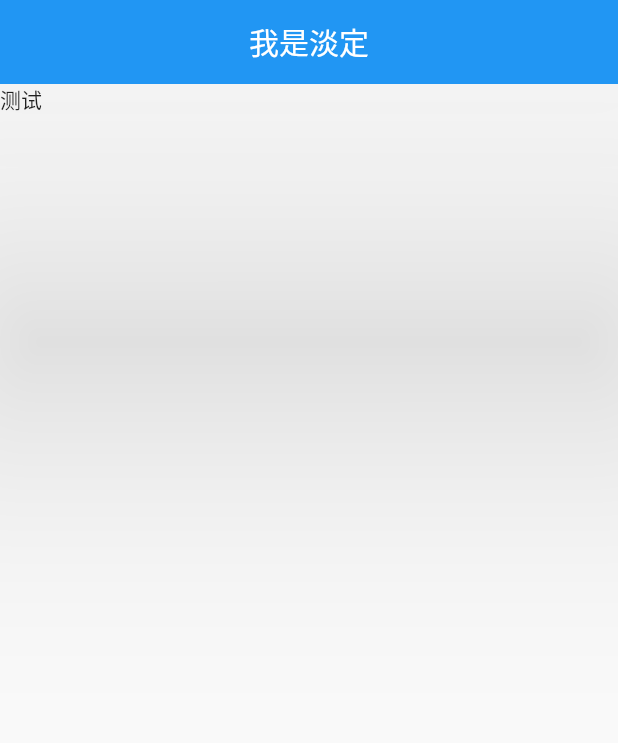
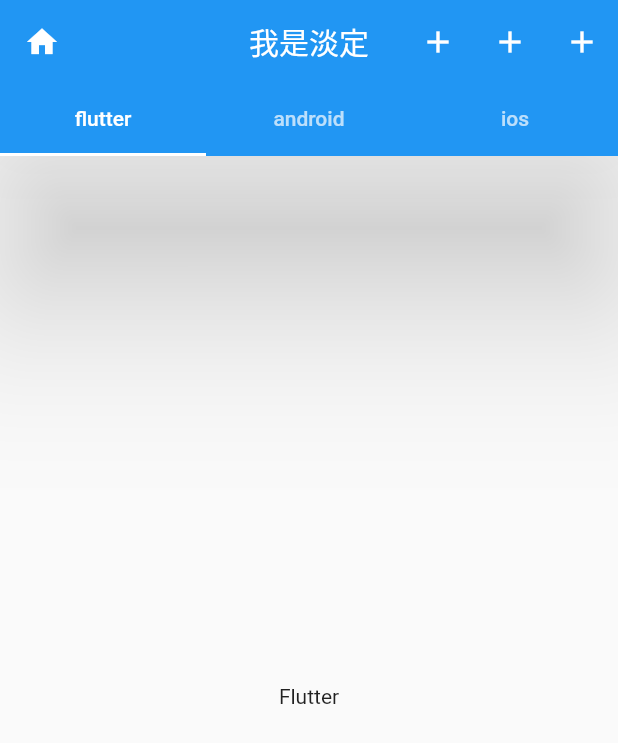
Before and after one commit to tangchunwei/flutter_learn, a Flutter app: the screen it shows after launch, on a phone screen of 412 x 824 dp. Shown: the top 743 px of the screen. Run offline on Flutter 3.47's test engine with Material 2 defaults, Android fonts, the phone set to English and light mode, and no system bars.

Commit message:
Update main.dart

```diff
--- a/lib/main.dart
+++ b/lib/main.dart
@@ -1,27 +1,132 @@
+import 'package:flutter/foundation.dart';
 import 'package:flutter/material.dart';
 
-import 'widgets/text.dart';
-
 main() {
-  runApp(const MyApp());
+  runApp(MyApp());
 }
 
 class MyApp extends StatelessWidget {
-  const MyApp({Key? key}) : super(key: key);
+  MyApp({Key? key}) : super(key: key);
   @override
   Widget build(BuildContext context) {
-    return const MaterialApp(home: HomePage());
+    return MaterialApp(home: PageDemo());
   }
 }
 
 class HomePage extends StatelessWidget {
-  const HomePage({Key? key}) : super(key: key);
+  HomePage({Key? key}) : super(key: key);
+  @override
+  Widget build(BuildContext context) {
+    return const Text("测试");
+  }
+}
+
+class PageDemo extends StatefulWidget {
+  PageDemo({Key? key}) : super(key: key);
+  List<Widget> widgets = [
+    const FlutterView(),
+    const AndroidView(),
+    const IosView()
+  ];
+  @override
+  _PageDemoState createState() => _PageDemoState();
+}
+
+class _PageDemoState extends State<PageDemo>
+    with SingleTickerProviderStateMixin {
+  List tabs = ["flutter", "android", "ios"];
+  late TabController _controller;
+  int _index = 0;
+  @override
+  void initState() {
+    _controller =
+        TabController(initialIndex: _index, length: tabs.length, vsync: this);
+    super.initState();
+  }
+
+  @override
+  void dispose() {
+    _controller = TabController(length: tabs.length, vsync: this);
+    super.dispose();
+  }
+
   @override
   Widget build(BuildContext context) {
     return Scaffold(
-      appBar: AppBar(
-          title: const Text("我是淡定"), centerTitle: true, elevation: 100.0),
-      body: const TextDemo(),
+        appBar: AppBar(
+          leading: IconButton(
+            icon: const Icon(Icons.home),
+            onPressed: () {
+              if (kDebugMode) {
+                print("leading");
+              }
+            },
+          ),
+          title: const Text("我是淡定"),
+          centerTitle: true,
+          elevation: 50,
+          actions: [
+            IconButton(
+                onPressed: () {
+                  print("actions");
+                },
+                icon: const Icon(Icons.add)),
+            IconButton(
+                onPressed: () {
+                  print("actions");
+                },
+                icon: const Icon(Icons.add)),
+            IconButton(
+                onPressed: () {
+                  print("actions");
+                },
+                icon: const Icon(Icons.add))
+          ],
+          bottom: TabBar(
+            controller: _controller,
+            tabs: tabs
+                .map((e) => Tab(
+                      text: e,
+                    ))
+                .toList(),
+          ),
+        ),
+        body: TabBarView(
+          children: widget.widgets,
+          controller: _controller,
+        ));
+  }
+}
+
+class FlutterView extends StatelessWidget {
+  const FlutterView({Key? key}) : super(key: key);
+
+  @override
+  Widget build(BuildContext context) {
+    return const Center(
+      child: Text("Flutter"),
     );
   }
 }
+
+class AndroidView extends StatelessWidget {
+  const AndroidView({Key? key}) : super(key: key);
+
+  @override
+  Widget build(BuildContext context) {
+    return const Center(
+      child: Text("Android"),
+    );
+  }
+}
+
+class IosView extends StatelessWidget {
+  const IosView({Key? key}) : super(key: key);
+
+  @override
+  Widget build(BuildContext context) {
+    return const Center(
+      child: Text("IosView"),
+    );
+  }
+}
```
